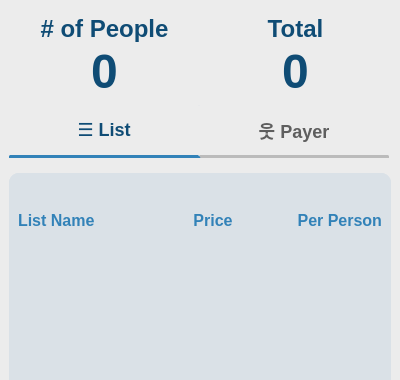
Old version of the form BillSplittr/mainwindow.ui in the repository neneprm/BillSplittr; both pictures show x 0 to 400 and y 0 to 380 of the 400 by 600 pixel window.
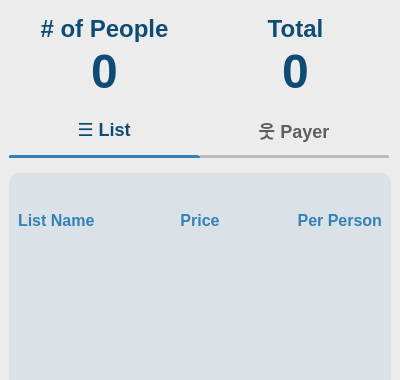
New version of the form. The open tabs and pages were chosen to show the change.

Commit message:
Update main window ui
Update total price

```diff
--- a/BillSplittr/mainwindow.ui
+++ b/BillSplittr/mainwindow.ui
@@ -198,7 +198,7 @@
            <widget class="QLabel" name="listName_label">
             <property name="maximumSize">
              <size>
-              <width>150</width>
+              <width>133</width>
               <height>100</height>
              </size>
             </property>
@@ -216,7 +216,7 @@
            <widget class="QLabel" name="price_label">
             <property name="maximumSize">
              <size>
-              <width>150</width>
+              <width>133</width>
               <height>100</height>
              </size>
             </property>
@@ -237,7 +237,7 @@
            <widget class="QLabel" name="perPerson_label">
             <property name="maximumSize">
              <size>
-              <width>100</width>
+              <width>133</width>
               <height>100</height>
              </size>
             </property>
```
Left out of the diff: 4 changed lines with no effect on the pictures. The commit also changes 5 other files.
